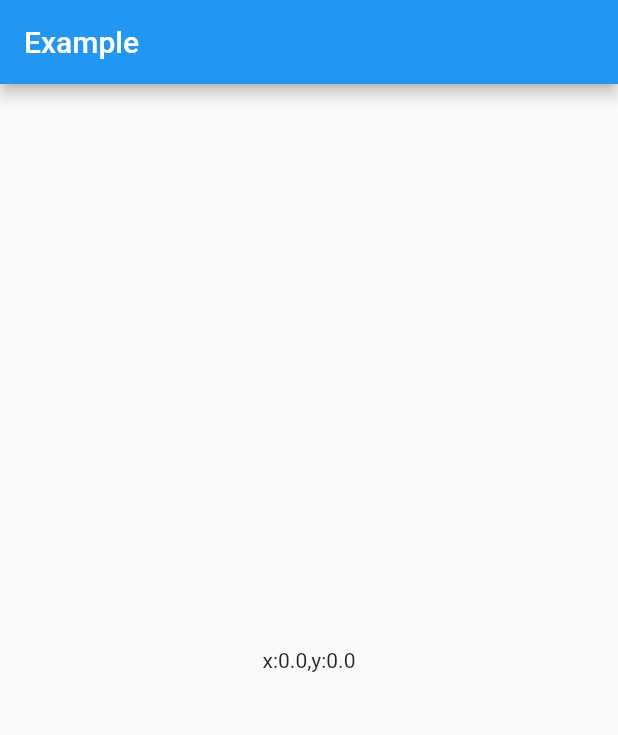
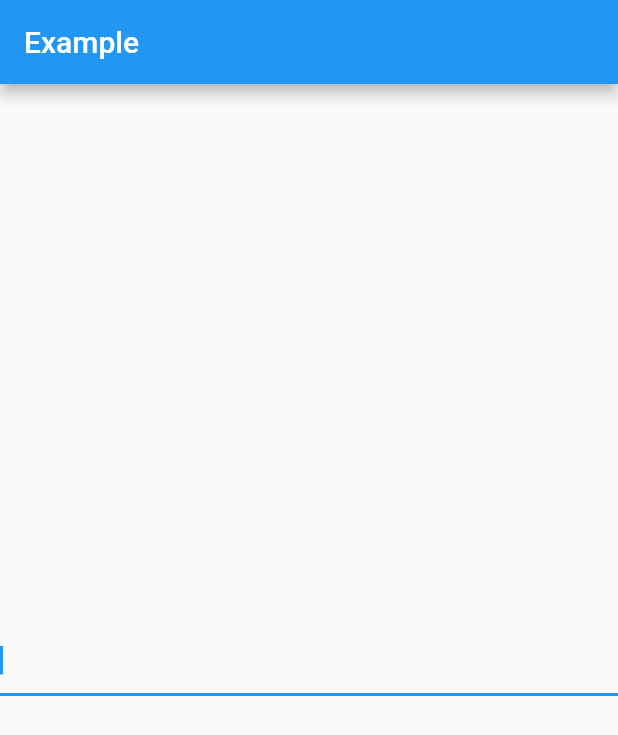
Before and after one commit to xiaohuihuiold/shortcut_keys, a Flutter app: the screen it shows after launch, on a phone screen of 412 x 824 dp. Shown: the top 735 px of the screen. Run offline on Flutter 3.47's test engine with Material 2 defaults, Android fonts, the phone set to English and light mode, and no system bars.

Commit message:
:ambulance: 添加needFocus属性

```diff
--- a/example/lib/main.dart
+++ b/example/lib/main.dart
@@ -55,12 +55,14 @@ class _HomePageState extends State<HomePage> {
         title: Text('Example'),
       ),
       body: ShortcutKeysListener(
-        focusNode: _node,
+        needFocus: false,
         child: Container(
           width: double.infinity,
           height: double.infinity,
           alignment: Alignment.center,
-          child: Text('x:$_x,y:$_y'),
+          child: TextField(
+            focusNode: _node,
+          ),
         ),
         shortcutData: [
           ShortcutData(
--- a/lib/src/shortcut_keys_listener.dart
+++ b/lib/src/shortcut_keys_listener.dart
@@ -10,6 +10,9 @@ import '../shortcut_keys.dart';
 class ShortcutKeysListener extends StatefulWidget {
   /// 设置当前焦点
   final FocusNode focusNode;
+
+  /// 设置是否需要焦点
+  final bool needFocus;
 
   /// 接收到键盘事件的回调
   final ValueChanged<RawKeyEvent> onKey;
@@ -52,7 +55,8 @@ class ShortcutKeysListener extends StatefulWidget {
 
   const ShortcutKeysListener({
     Key key,
-    @required this.focusNode,
+    this.focusNode,
+    this.needFocus = true,
     @required this.child,
     this.onKey,
     this.onKeyDown,
@@ -219,8 +223,17 @@ class _ShortcutKeysListenerState extends State<ShortcutKeysListener> {
   }
 
   @override
+  void initState() {
+    super.initState();
+    if (!widget.needFocus) {
+      RawKeyboard.instance.addListener(_onKey);
+    }
+  }
+
+  @override
   void dispose() {
     _keyEvent.clear();
+    RawKeyboard.instance.removeListener(_onKey);
     super.dispose();
   }
 
@@ -236,11 +249,13 @@ class _ShortcutKeysListenerState extends State<ShortcutKeysListener> {
         onPointerDown: _onPointerDown,
         onPointerCancel: _onPointerCancel,
         onPointerUp: _onPointerUp,
-        child: RawKeyboardListener(
-          focusNode: widget.focusNode,
-          onKey: _onKey,
-          child: widget.child,
-        ),
+        child: widget.needFocus
+            ? RawKeyboardListener(
+                focusNode: widget.focusNode,
+                onKey: _onKey,
+                child: widget.child,
+              )
+            : widget.child,
       ),
     );
   }
```
Also changed, not shown: example/pubspec.lock.
